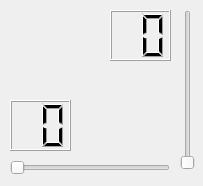
ramonjunquera/GlobalEnvironment, file 01 tools/03 desarrollo/RPi/02 qt/02 widgets/15 slider/slider/mainwindow.ui: the form before one commit.
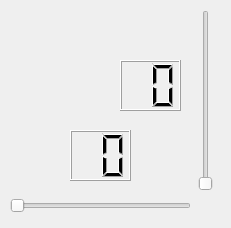
The form after the commit.

```diff
--- a/01 tools/03 desarrollo/RPi/02 qt/02 widgets/15 slider/slider/mainwindow.ui
+++ b/01 tools/03 desarrollo/RPi/02 qt/02 widgets/15 slider/slider/mainwindow.ui
@@ -6,8 +6,8 @@
    <rect>
     <x>0</x>
     <y>0</y>
-    <width>203</width>
-    <height>186</height>
+    <width>231</width>
+    <height>228</height>
    </rect>
   </property>
   <property name="windowTitle">
@@ -21,9 +21,9 @@
     <property name="geometry">
      <rect>
       <x>10</x>
-      <y>160</y>
-      <width>160</width>
-      <height>16</height>
+      <y>190</y>
+      <width>181</width>
+      <height>31</height>
      </rect>
     </property>
     <property name="orientation">
@@ -33,10 +33,10 @@
    <widget class="QSlider" name="verticalSlider">
     <property name="geometry">
      <rect>
-      <x>180</x>
+      <x>190</x>
       <y>10</y>
-      <width>16</width>
-      <height>160</height>
+      <width>31</width>
+      <height>181</height>
      </rect>
     </property>
     <property name="orientation">
@@ -46,8 +46,8 @@
    <widget class="QLCDNumber" name="lcdNumber_horizontal">
     <property name="geometry">
      <rect>
-      <x>10</x>
-      <y>100</y>
+      <x>70</x>
+      <y>130</y>
       <width>61</width>
       <height>51</height>
      </rect>
@@ -59,8 +59,8 @@
    <widget class="QLCDNumber" name="lcdNumber_vertical">
     <property name="geometry">
      <rect>
-      <x>110</x>
-      <y>10</y>
+      <x>120</x>
+      <y>60</y>
       <width>61</width>
       <height>51</height>
      </rect>
```
